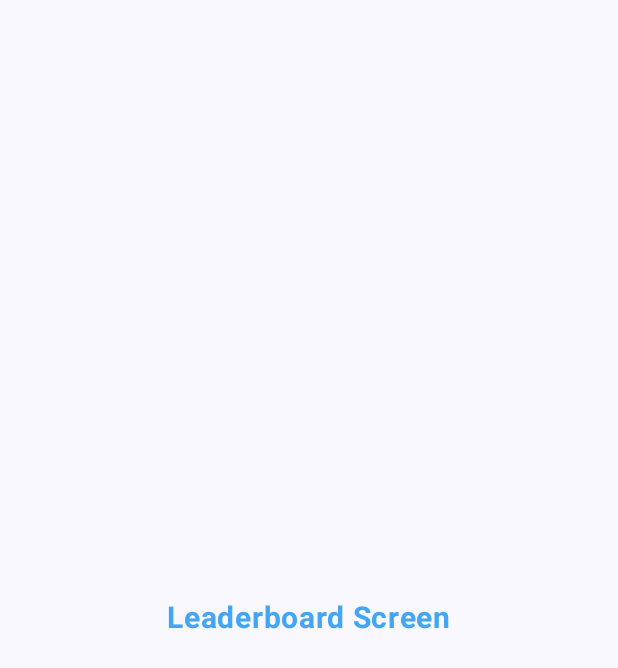
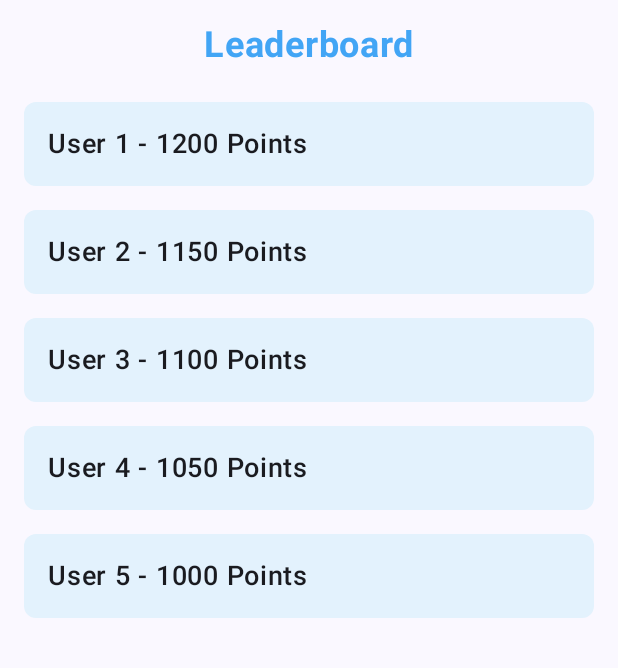
Before and after one commit to SaikumariLukka/CodeQuest, an Android app built with Jetpack Compose: the composable LeaderboardScreen shown on its own in the app's theme, on a phone screen of 412 x 824 dp. Shown: the top 668 px of the screen. Run offline under Robolectric (Android 15) with nearby library versions, the phone set to English and light mode, and no system bars.

Commit message:
Commit 9

```diff
--- /dev/null
+++ b/app/src/main/java/com/example/codequest/LeaderboardScreen.kt
@@ -0,0 +1,58 @@
+package com.example.codequest
+
+import androidx.compose.foundation.layout.*
+import androidx.compose.foundation.shape.RoundedCornerShape
+import androidx.compose.material3.*
+import androidx.compose.runtime.Composable
+import androidx.compose.ui.Alignment
+import androidx.compose.ui.Modifier
+import androidx.compose.ui.graphics.Color
+import androidx.compose.ui.text.font.FontWeight
+import androidx.compose.ui.unit.dp
+import androidx.compose.ui.unit.sp
+
+@Composable
+fun LeaderboardScreen() {
+    val leaderboardData = listOf(
+        "User 1 - 1200 Points",
+        "User 2 - 1150 Points",
+        "User 3 - 1100 Points",
+        "User 4 - 1050 Points",
+        "User 5 - 1000 Points"
+    )
+
+    Column(
+        modifier = Modifier
+            .fillMaxSize()
+            .padding(16.dp),
+        verticalArrangement = Arrangement.Top,
+        horizontalAlignment = Alignment.CenterHorizontally
+    ) {
+        Text(
+            text = "Leaderboard",
+            fontSize = 24.sp,
+            fontWeight = FontWeight.Bold,
+            color = Color(0xFF42A5F5),
+            modifier = Modifier.padding(bottom = 16.dp)
+        )
+
+        leaderboardData.forEach { user ->
+            Card(
+                modifier = Modifier
+                    .fillMaxWidth()
+                    .padding(vertical = 8.dp),
+                colors = CardDefaults.cardColors(
+                    containerColor = Color(0xFFE3F2FD)
+                ),
+                shape = RoundedCornerShape(8.dp)
+            ) {
+                Text(
+                    text = user,
+                    fontSize = 18.sp,
+                    fontWeight = FontWeight.SemiBold,
+                    modifier = Modifier.padding(16.dp)
+                )
+            }
+        }
+    }
+}
```
Also changed, not shown: app/src/main/java/com/example/codequest/HomeActivity.kt (+88 -22 lines), app/src/main/java/com/example/codequest/ProfileScreen.kt (added, +52 -0 lines).
